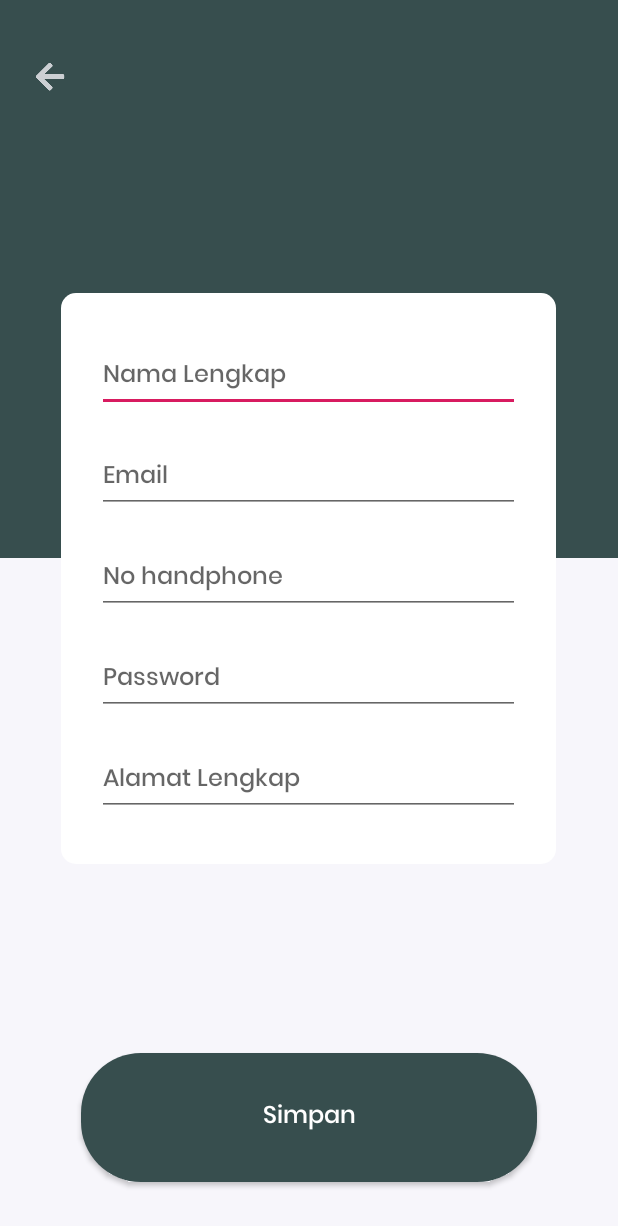
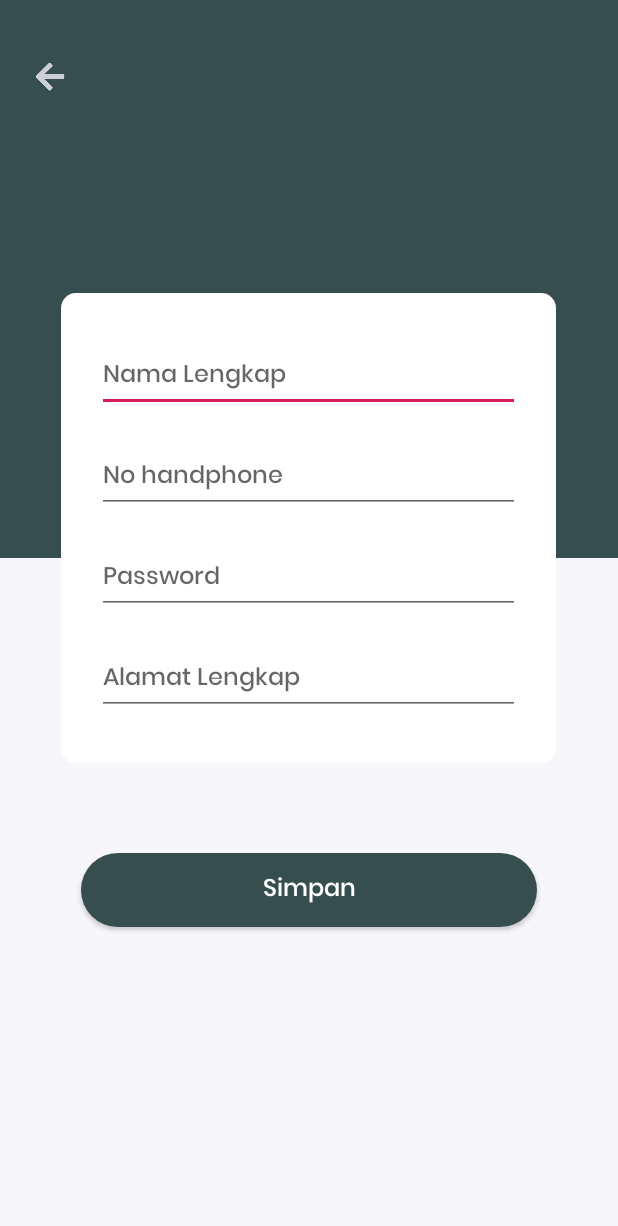
Before and after one commit to andripery/GerakAndroid, an Android app: the Akun screen opened directly, with no data from a screen before it, on a phone screen of 412 x 824 dp. Shown: the top 1226 px of the screen. Run offline under Robolectric (Android 15) with nearby library versions, the phone set to English and light mode, and no system bars; our stand-ins replace Firebase (no records; nobody signed in at launch, a user with empty details on screens opened directly).

Commit message:
19 Januari 2020 Update Akun ganti password Input type

```diff
--- a/gerak/app/src/main/java/com/projek/gerak/Akun.java
+++ b/gerak/app/src/main/java/com/projek/gerak/Akun.java
@@ -17,8 +17,12 @@ import androidx.appcompat.app.AppCompatActivity;
 
 import com.google.android.gms.tasks.OnCompleteListener;
 import com.google.android.gms.tasks.Task;
+import com.google.firebase.auth.AuthCredential;
+import com.google.firebase.auth.AuthResult;
+import com.google.firebase.auth.EmailAuthProvider;
 import com.google.firebase.auth.FirebaseAuth;
 import com.google.firebase.auth.FirebaseUser;
+import com.google.firebase.auth.UserProfileChangeRequest;
 import com.google.firebase.database.DataSnapshot;
 import com.google.firebase.database.DatabaseError;
 import com.google.firebase.database.DatabaseReference;
@@ -30,48 +34,48 @@ import com.projek.gerak.Table.User;
 public class Akun extends AppCompatActivity {
 
     private static final String TAG = "LoginActivity";
-    private FirebaseAuth mAuth;
-    private FirebaseDatabase mDatabase;
-    private DatabaseReference mDataRef;
-    private String userKey;
+    private FirebaseAuth mAuth = FirebaseAuth.getInstance();
+    private FirebaseDatabase mDatabase = FirebaseDatabase.getInstance();
+    private DatabaseReference mDataRef = mDatabase.getReference();
+    private FirebaseUser firebaseUser= mAuth.getCurrentUser();
+    private String userKey = firebaseUser.getUid();
+    private EditText edtNama;
+    private EditText edtNope;
+    private EditText edtPass;
+    private EditText edtAlamat;
+    private String nama = "";
+    private String nope = "";
+    private String password = "";
+    private String alamat = "";
+    private String email = "";
 
     @Override
     protected void onCreate(Bundle savedInstanceState) {
         super.onCreate(savedInstanceState);
         setContentView(R.layout.account);
 
-    }
-
-    public void updateUser(View view){
-        mAuth = FirebaseAuth.getInstance();
-        mDatabase = FirebaseDatabase.getInstance();
-        mDataRef = mDatabase.getReference();
-        FirebaseUser user = mAuth.getCurrentUser();
-        userKey = user.getUid();
+        edtNama = (EditText) findViewById(R.id.tbNama);
+        edtNope = (EditText) findViewById(R.id.tbNope);
+        edtAlamat = (EditText) findViewById(R.id.tbAlamat);
+        edtPass = (EditText) findViewById(R.id.tbPassword);
 
         mDataRef.child("user").child(userKey).addValueEventListener(new ValueEventListener() {
             @Override
             public void onDataChange(DataSnapshot dataSnapshot) {
-                String username = dataSnapshot.child("username").getValue(String.class);
-                Log.d(TAG, "Name: " + username);
-                EditText edtnama = (EditText) findViewById(R.id.tbNama);
-                EditText edtemail = (EditText) findViewById(R.id.tbEmail);
-                EditText edtnope = (EditText) findViewById(R.id.tbNope);
-                EditText edtpassword = (EditText) findViewById(R.id.tbPassword);
-                EditText edtalamat = (EditText) findViewById(R.id.tbAlamat);
 
-                String nama = edtnama.getText().toString();
-                String email = edtemail.getText().toString();
-                String nope = edtnope.getText().toString();
-                String password = edtpassword.getText().toString();
-                String alamat = edtalamat.getText().toString();
+                nama = dataSnapshot.child("username").getValue(String.class);
+                email = dataSnapshot.child("email").getValue(String.class);
+                if (dataSnapshot.hasChild("nope")) {
+                    nope = dataSnapshot.child("nope").getValue(String.class);
+                    edtNope.setText(nope);
+                }
+                if (dataSnapshot.hasChild("alamat")) {
+                    alamat = dataSnapshot.child("alamat").getValue(String.class);
+                    edtAlamat.setText(alamat);
+                }
+                Log.d(TAG, "Name: " + nama);
 
-                edtnama.setText(username);
-                edtemail.setText(email);
-                edtnope.setText(nope);
-                edtalamat.setText(alamat);
-
-                updateUser(userKey, username, email, nope, password, alamat);
+                edtNama.setText(nama);
             }
 
             @Override
@@ -80,25 +84,119 @@ public class Akun extends AppCompatActivity {
         });
     }
 
-    public void updateUser(String userId, String username, String email, String nope, String password, String alamat) {
+    public void updateUser(View view) {
+
+        edtNama = (EditText) findViewById(R.id.tbNama);
+        edtNope = (EditText) findViewById(R.id.tbNope);
+        edtPass = (EditText) findViewById(R.id.tbPassword);
+        edtAlamat = (EditText) findViewById(R.id.tbAlamat);
+
+        mDataRef.child("user").child(userKey).addValueEventListener(new ValueEventListener() {
+            @Override
+            public void onDataChange(DataSnapshot dataSnapshot) {
+                String username = dataSnapshot.child("username").getValue(String.class);
+                String email = dataSnapshot.child("email").getValue(String.class);
+                Log.d(TAG, "Name: " + username);
+
+                String nama = edtNama.getText().toString();
+                String nope = edtNope.getText().toString();
+                String password = edtPass.getText().toString();
+                String alamat = edtAlamat.getText().toString();
+
+                updateUser(userKey, nama, email, nope, password, alamat);
+            }
+
+            @Override
+            public void onCancelled(DatabaseError databaseError) {
+            }
+        });
+    }
+
+    public void updateUser(String userId, String username, final String email, String nope, final String password, String alamat) {
         User user = new User(username, email, nope, alamat);
-        mDataRef = mDatabase.getReference().child("user").child(userId);
-        mDataRef.setValue(user);
+        mDataRef.child("user").child(userId).setValue(user);
 
         mAuth = FirebaseAuth.getInstance();
-        FirebaseUser firebaseUser = mAuth.getCurrentUser();
 
-        firebaseUser.updatePassword(password)
+//        UserProfileChangeRequest userProfileChangeRequest = new UserProfileChangeRequest.Builder()
+//                .setDisplayName(username)
+//                .build();
+//
+//        firebaseUser.updateProfile(userProfileChangeRequest)
+//                .addOnCompleteListener(new OnCompleteListener<Void>() {
+//                    @Override
+//                    public void onComplete(@NonNull Task<Void> task) {
+//                        if (task.isSuccessful()) {
+//                            Log.d(TAG, "User profile updated.");
+//                        }
+//                    }
+//                });
+
+        final String userEmail = email;
+        final String userPass = password;
+
+        // Get auth credentials from the user for re-authentication
+        AuthCredential credential = EmailAuthProvider
+                .getCredential(email, password); // Current Login Credentials \\
+        // Prompt the user to re-provide their sign-in credentials
+//        firebaseUser.reauthenticate(credential)
+//                .addOnCompleteListener(new OnCompleteListener<Void>() {
+//                    @Override
+//                    public void onComplete(@NonNull Task<Void> task) {
+//                        Log.d(TAG, "User re-authenticated.");
+//                        //Now change your email address \\
+//                        //----------------Code for Changing Email Address----------\\
+//                        firebaseUser.updateEmail(userEmail)
+//                                .addOnCompleteListener(new OnCompleteListener<Void>() {
+//                                    @Override
+//                                    public void onComplete(@NonNull Task<Void> task) {
+//                                        if (task.isSuccessful()) {
+//                                            Log.d(TAG, "User email address updated.");
+//                                        }
+//                                    }
+//                                });
+//                        //----------------------------------------------------------\\
+//                    }
+//                });
+
+        firebaseUser.reauthenticate(credential)
                 .addOnCompleteListener(new OnCompleteListener<Void>() {
                     @Override
                     public void onComplete(@NonNull Task<Void> task) {
-                        if (task.isSuccessful()) {
-                            Log.d(TAG, "User password updated.");
-                        }
+                        Log.d(TAG, "User re-authenticated.");
+                        //Now change your email address \\
+                        //----------------Code for Changing Email Address----------\\
+                        firebaseUser.updatePassword(userPass)
+                                .addOnCompleteListener(new OnCompleteListener<Void>() {
+                                    @Override
+                                    public void onComplete(@NonNull Task<Void> task) {
+                                        if (task.isSuccessful()) {
+                                            Log.d(TAG, "User password updated.");
+                                        }
+                                    }
+                                });
+                        //----------------------------------------------------------\\
                     }
                 });
 
-        Toast.makeText(Akun.this, "Berhasil beri masukan",
+//        mAuth.signInWithEmailAndPassword(email, password)
+//                .addOnCompleteListener(this, new OnCompleteListener<AuthResult>() {
+//                    @Override
+//                    public void onComplete(@NonNull Task<AuthResult> task) {
+//                        if (task.isSuccessful()) {
+//                            // Sign in success, update UI with the signed-in user's information
+//                            Log.d(TAG, "signInWithEmail:success");
+//                            FirebaseUser user = mAuth.getCurrentUser();
+//                        } else {
+//                            // If sign in fails, display a message to the user.
+//                            Log.w(TAG, "signInWithEmail:failure", task.getException());
+//                            Toast.makeText(Akun.this, "Authentication failed.",
+//                                    Toast.LENGTH_SHORT).show();
+//                        }
+//                    }
+//                });
+
+        Toast.makeText(Akun.this, "Berhasil update akun",
                 Toast.LENGTH_SHORT).show();
 
         Intent i = new Intent(Akun.this, Home.class);
--- a/gerak/app/src/main/java/com/projek/gerak/Login.java
+++ b/gerak/app/src/main/java/com/projek/gerak/Login.java
@@ -82,11 +82,11 @@ public class Login extends AppCompatActivity implements View.OnClickListener {
     private void onAuthSuccess(FirebaseUser user) {
         String username = usernameFromEmail(user.getEmail());
 
-        // membuat User baru
-        writeNewUser(user.getUid(), username, user.getEmail());
+        Toast.makeText(Login.this, "Login berhasil",
+                Toast.LENGTH_SHORT).show();
 
         // Go to MainActivity
-        Intent i = new Intent(Login.this,Home.class);
+        Intent i = new Intent(Login.this, Home.class);
         i.putExtra("menu", "home");
         startActivity(i);
         finish();
--- a/gerak/app/src/main/res/layout/account.xml
+++ b/gerak/app/src/main/res/layout/account.xml
@@ -42,6 +42,7 @@
 
         <EditText
             android:id="@+id/tbNama"
+            android:inputType="text"
             android:layout_width="wrap_content"
             android:layout_height="wrap_content"
             android:layout_alignParentTop="true"
@@ -55,26 +56,27 @@
             android:fontFamily="@font/pmedium"
             />
 
+<!--        <EditText-->
+<!--            android:id="@+id/tbEmail"-->
+<!--            android:layout_width="wrap_content"-->
+<!--            android:layout_height="wrap_content"-->
+<!--            android:layout_below="@id/tbNama"-->
+<!--            android:layout_marginTop="20dp"-->
+<!--            android:layout_alignParentLeft="true"-->
+<!--            android:layout_marginLeft="24dp"-->
+<!--            android:layout_alignParentRight="true"-->
+<!--            android:layout_marginRight="24dp"-->
+<!--            android:hint="Email"-->
+<!--            android:textSize="16dp"-->
+<!--            android:fontFamily="@font/pmedium"-->
+<!--            />-->
+
         <EditText
-            android:id="@+id/tbEmail"
+            android:id="@+id/tbNope"
+            android:inputType="number"
             android:layout_width="wrap_content"
             android:layout_height="wrap_content"
             android:layout_below="@id/tbNama"
-            android:layout_marginTop="20dp"
-            android:layout_alignParentLeft="true"
-            android:layout_marginLeft="24dp"
-            android:layout_alignParentRight="true"
-            android:layout_marginRight="24dp"
-            android:hint="Email"
-            android:textSize="16dp"
-            android:fontFamily="@font/pmedium"
-            />
-
-        <EditText
-            android:id="@+id/tbNope"
-            android:layout_width="wrap_content"
-            android:layout_height="wrap_content"
-            android:layout_below="@id/tbEmail"
             android:layout_marginTop="20dp"
             android:layout_alignParentLeft="true"
             android:layout_marginLeft="24dp"
@@ -87,6 +89,7 @@
 
         <EditText
             android:id="@+id/tbPassword"
+            android:inputType="textPassword"
             android:layout_width="wrap_content"
             android:layout_height="wrap_content"
             android:layout_below="@id/tbNope"
@@ -102,6 +105,7 @@
 
         <EditText
             android:id="@+id/tbAlamat"
+            android:inputType="text"
             android:layout_width="wrap_content"
             android:layout_height="wrap_content"
             android:layout_below="@id/tbPassword"
@@ -123,10 +127,8 @@
         android:layout_width="304dp"
         android:layout_height="49dp"
         android:layout_below="@+id/layout_judul_keahlian"
-        android:layout_alignParentBottom="true"
+        android:layout_marginTop="60dp"
         android:layout_centerHorizontal="true"
-        android:layout_marginTop="126dp"
-        android:layout_marginBottom="36dp"
         android:background="@drawable/getstarted_bgbutton"
         android:fontFamily="@font/pmedium"
         android:text="Simpan"
--- a/gerak/app/src/main/res/layout/daftar_1.xml
+++ b/gerak/app/src/main/res/layout/daftar_1.xml
@@ -55,6 +55,7 @@
 
     <EditText
         android:id="@+id/tbPass"
+        android:inputType="textPassword"
         android:layout_width="304dp"
         android:layout_height="49dp"
         android:layout_above="@id/btnContinue_daftar1"
@@ -68,6 +69,7 @@
 
     <EditText
         android:id="@+id/tbEmail"
+        android:inputType="textEmailAddress"
         android:layout_width="304dp"
         android:layout_height="49dp"
         android:layout_above="@id/tbPass"
--- a/gerak/app/src/main/res/layout/login.xml
+++ b/gerak/app/src/main/res/layout/login.xml
@@ -56,6 +56,7 @@
 
     <EditText
         android:id="@+id/tbPassword"
+        android:inputType="textPassword"
         android:layout_width="304dp"
         android:layout_height="49dp"
         android:layout_above="@id/btnLogin"
@@ -69,6 +70,7 @@
 
     <EditText
         android:id="@+id/tbEmail"
+        android:inputType="textEmailAddress"
         android:layout_width="304dp"
         android:layout_height="49dp"
         android:layout_above="@id/tbPassword"
```
Also changed, not shown: gerak/app/src/main/java/com/projek/gerak/FragmentHome.java (+8 -5 lines).
